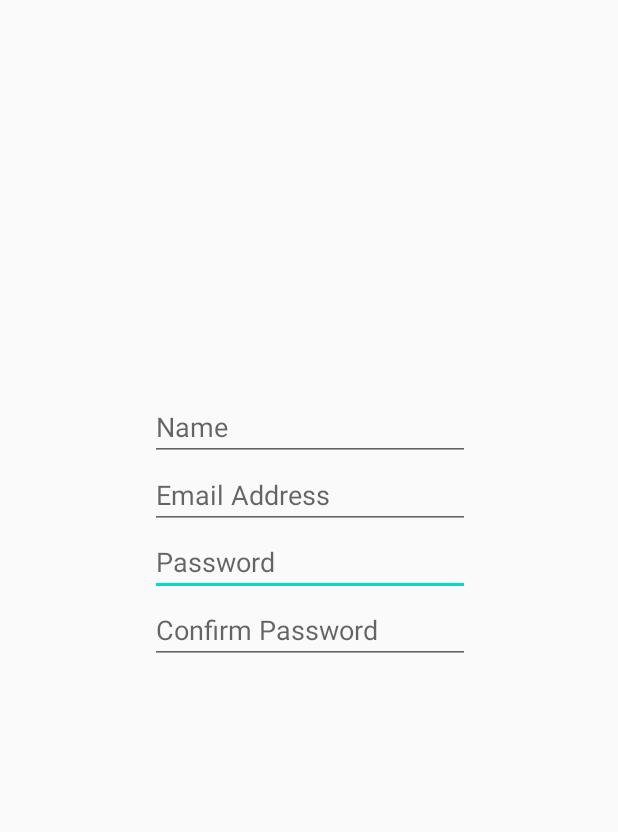
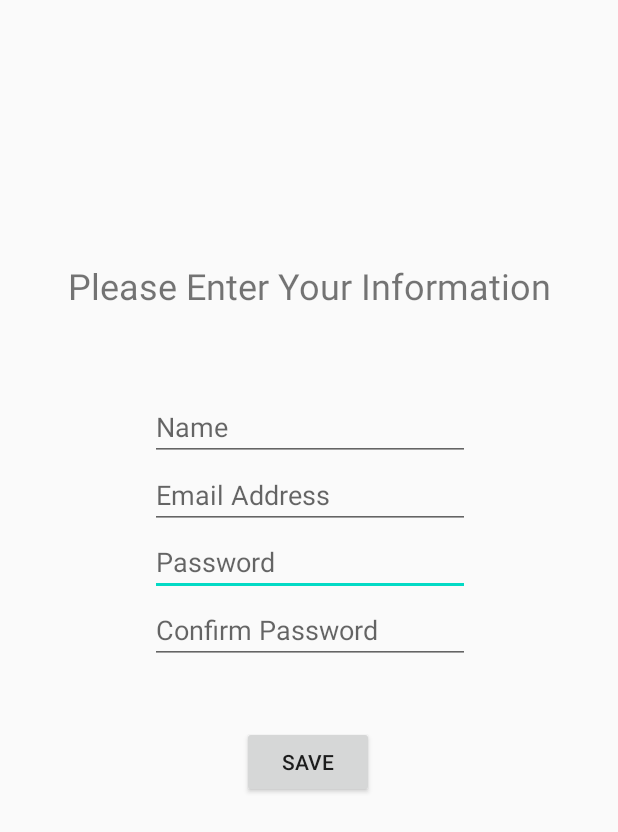
Before and after one commit to amandagrono/Assignment2, an Android app: the layout activity_main.xml on its own in the app's theme, with its tools: preview values and no code run, on a phone screen of 412 x 824 dp. Shown: the top 832 px of the screen. Run offline under Robolectric (Android 15) with nearby library versions, the phone set to English and light mode, and no system bars.

```diff
--- a/app/src/main/AndroidManifest.xml
+++ b/app/src/main/AndroidManifest.xml
@@ -9,7 +9,7 @@
         android:roundIcon="@mipmap/ic_launcher_round"
         android:supportsRtl="true"
         android:theme="@style/AppTheme">
-        <activity android:name=".MainActivity">
+        <activity android:name=".FormActivity">
             <intent-filter>
                 <action android:name="android.intent.action.MAIN" />
 
--- a/app/src/main/res/layout/activity_main.xml
+++ b/app/src/main/res/layout/activity_main.xml
@@ -62,4 +62,27 @@
         app:layout_constraintStart_toStartOf="parent"
         app:layout_constraintTop_toTopOf="parent" />
 
+    <Button
+        android:id="@+id/button"
+        android:layout_width="wrap_content"
+        android:layout_height="wrap_content"
+        android:layout_marginTop="484dp"
+        android:text="Save"
+        app:layout_constraintEnd_toEndOf="parent"
+        app:layout_constraintHorizontal_bias="0.498"
+        app:layout_constraintStart_toStartOf="parent"
+        app:layout_constraintTop_toTopOf="parent" />
+
+    <TextView
+        android:id="@+id/textView"
+        android:layout_width="wrap_content"
+        android:layout_height="wrap_content"
+        android:layout_marginTop="174dp"
+        android:text="Please Enter Your Information"
+        android:textSize="24sp"
+        app:layout_constraintEnd_toEndOf="parent"
+        app:layout_constraintHorizontal_bias="0.5"
+        app:layout_constraintStart_toStartOf="parent"
+        app:layout_constraintTop_toTopOf="parent" />
+
 </androidx.constraintlayout.widget.ConstraintLayout>
```
Also changed, not shown: app/src/main/java/edu/temple/signupform/FormActivity.java (+49 -0 lines).
